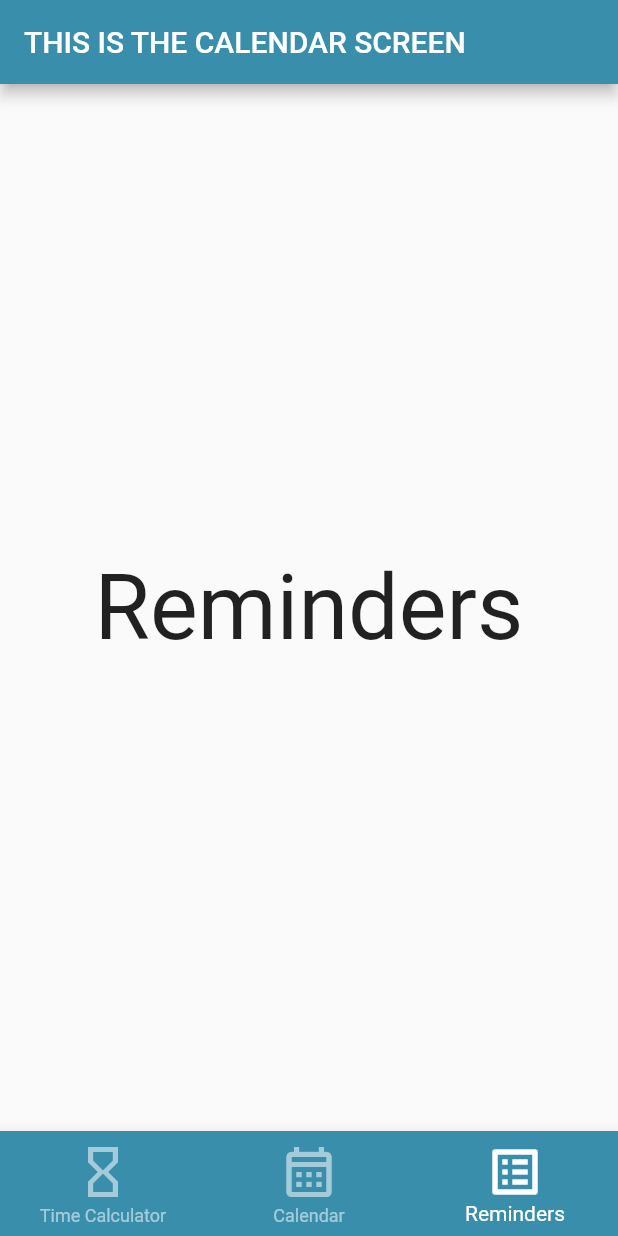
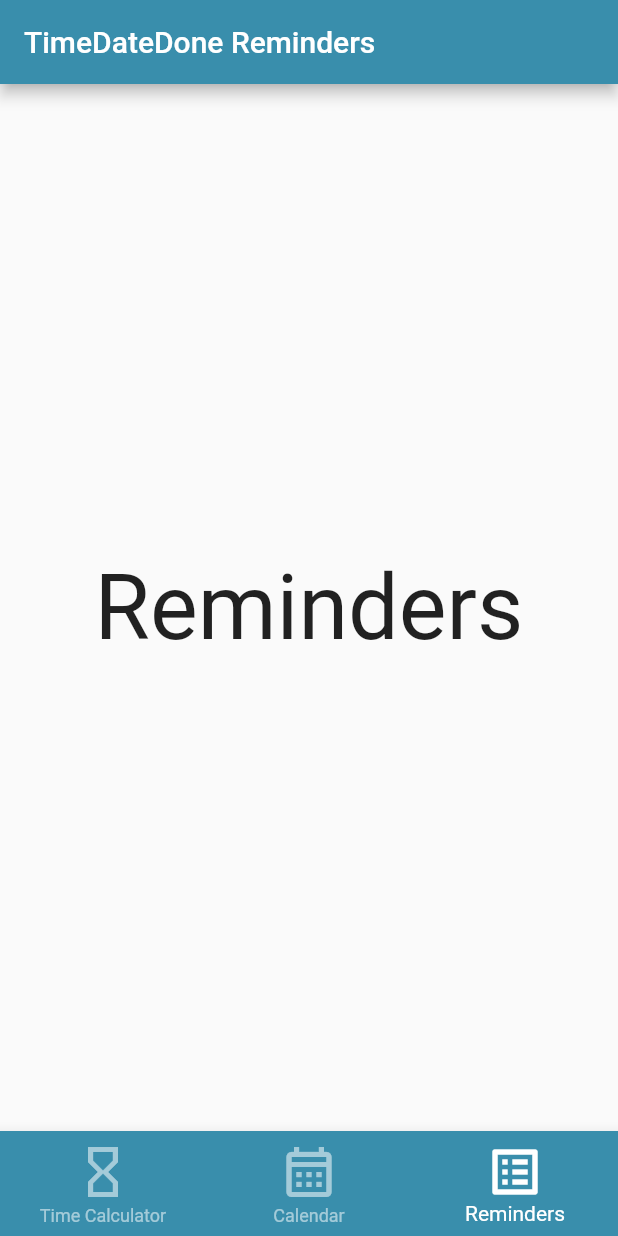
Before and after one commit to NDW518/TimeDateDone, a Flutter app: the screen it shows after launch, item 3 of the bottom bar chosen, on a phone screen of 412 x 824 dp. Run offline on Flutter 3.47's test engine with Material 2 defaults, Android fonts, the light colour scheme and no system bars; our stand-ins replace table_calendar.

Commit message:
Finished Navigation & Started Calendar

```diff
--- a/time_date_done/lib/main.dart
+++ b/time_date_done/lib/main.dart
@@ -1,36 +1,43 @@
 import 'package:flutter/material.dart';
 import 'package:flutter/src/material/colors.dart';
+import './pages/calculator_page.dart';
+import './pages/calendar_page.dart';
+import './pages/reminders_page.dart';
+import 'package:intl/date_symbol_data_local.dart';
 
 void main() {
-  runApp(const CalendarScreen());
+  runApp(const MainApp());
 }
 
-class CalendarScreen extends StatefulWidget {
-  const CalendarScreen({super.key});
+class MainApp extends StatefulWidget {
+  const MainApp({super.key});
 
   @override
-  State<CalendarScreen> createState() => _CalendarScreenState();
+  State<MainApp> createState() => _MainApp();
 }
 
-class _CalendarScreenState extends State<CalendarScreen> {
+class _MainApp extends State<MainApp> {
   int currentIndex = 1;
 
   final screens = [
-      Center(child: Text('Time Calculator', style: TextStyle(fontSize: 60))),
-      Center(child: Text('Calendar', style: TextStyle(fontSize: 60))),
-      Center(child: Text('Reminders', style: TextStyle(fontSize: 60))),
+      CalculatorPage(),
+      CalendarPage(),
+      RemindersPage(),
   ];
 
   @override
   Widget build(BuildContext context) {
     return MaterialApp(
       home: Scaffold(
-        appBar: AppBar(  // Bar Across the Top of the Screen
+       /* appBar: AppBar(  // Bar Across the Top of the Screen
           backgroundColor: Color.fromRGBO(57, 142, 172, 1),
-          title: const Text('THIS IS THE CALENDAR SCREEN'),
-        ),
+          title: const Text('TimeDateDone'),
+        ), */
 
-      body: screens[currentIndex],
+      body: IndexedStack(
+        index: currentIndex,
+        children: screens,
+      ),
 
       bottomNavigationBar: BottomNavigationBar(
         currentIndex: currentIndex,
--- /dev/null
+++ b/time_date_done/lib/pages/reminders_page.dart
@@ -0,0 +1,18 @@
+import 'package:flutter/material.dart';
+
+class RemindersPage extends StatefulWidget {
+  @override
+  State<RemindersPage> createState() => _RemindersPageState();
+}
+
+class _RemindersPageState extends State<RemindersPage> {
+  @override
+  Widget build(BuildContext context) => Scaffold(
+    appBar: AppBar(
+      backgroundColor: Color.fromRGBO(57, 142, 172, 1),
+      title: Text('TimeDateDone Reminders'),
+    ),
+
+    body: Center(child: Text('Reminders', style: TextStyle(fontSize: 60)))
+    );
+}
--- a/time_date_done/pubspec.yaml
+++ b/time_date_done/pubspec.yaml
@@ -9,6 +9,7 @@
 dependencies:
   flutter:
     sdk: flutter
+  table_calendar: ^3.0.9
 
 dev_dependencies:
   flutter_test:
```
Also changed, not shown: time_date_done/lib/pages/calculator_page.dart (added, +18 -0 lines), time_date_done/lib/pages/calendar_page.dart (added, +55 -0 lines), time_date_done/lib/utils.dart (added, +52 -0 lines), time_date_done/pubspec.lock.
